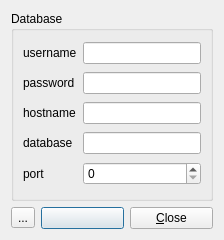
The window that ui/login.ui (innerhippy/pydosh) describes before a commit, drawn with Qt 5.
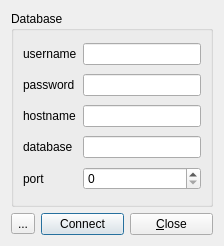
The same window after the commit. Icons and pictures are not drawn.

Commit message: removed login dialog from main

Diff of the .ui file:
```diff
--- a/ui/login.ui
+++ b/ui/login.ui
@@ -7,7 +7,7 @@
     <x>0</x>
     <y>0</y>
     <width>224</width>
-    <height>240</height>
+    <height>246</height>
    </rect>
   </property>
   <property name="windowTitle">
@@ -106,7 +106,7 @@
    <item row="1" column="1">
     <widget class="QPushButton" name="connectionButton">
      <property name="text">
-      <string/>
+      <string>Connect</string>
      </property>
     </widget>
    </item>
```
The commit also changes 5 other files.
